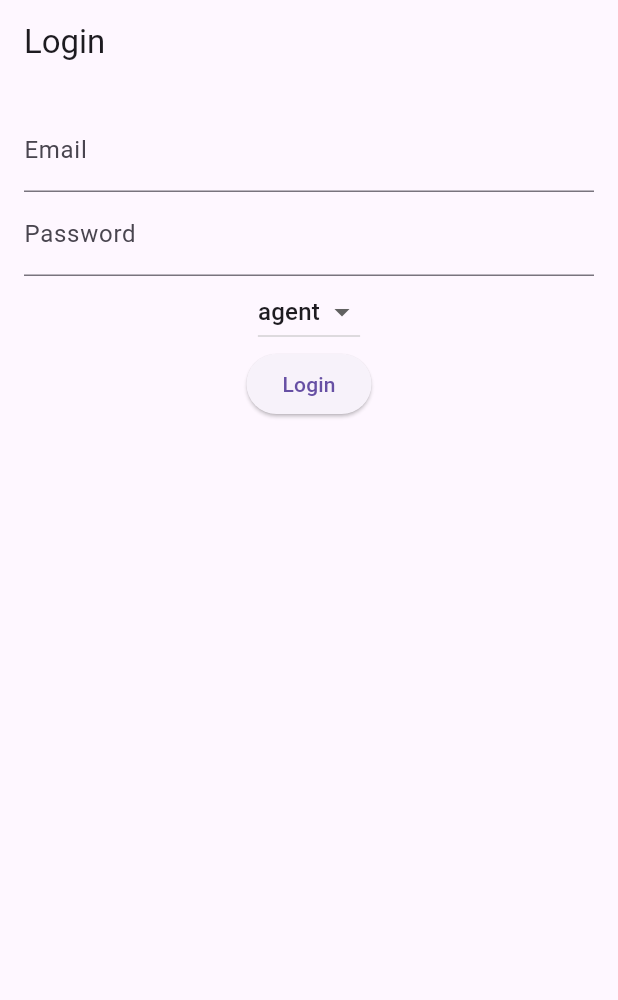
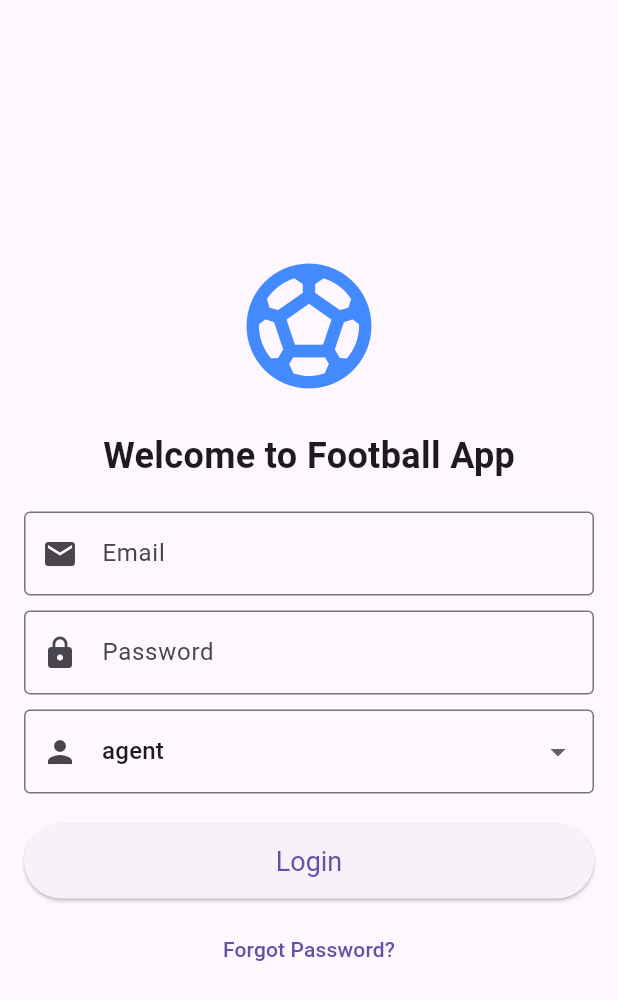
Before and after one commit to pkchaotic/football_app, a Flutter app: the screen it shows after launch, on a phone screen of 412 x 824 dp. Shown: the top 1000 px of the screen. Run offline on Flutter 3.47's test engine with Material 3 defaults, Android fonts, the phone set to English and light mode, and no system bars; our stand-ins replace sqflite; missing offline and left inert: flutter_radar_chart; accounts and stored records are empty; network calls fail; statements that could not run were skipped.

Commit message:
add some visual lifting for the app

```diff
--- a/lib/login_screen.dart
+++ b/lib/login_screen.dart
@@ -1,7 +1,7 @@
 import 'package:flutter/material.dart';
 import 'database_helper.dart';
-import 'agent_profile_screen.dart'; // Falls benötigt
-import 'coach_profile_screen.dart'; // Falls benötigt
+import 'agent_profile_screen.dart'; // Replace with actual path if needed
+import 'coach_profile_screen.dart'; // Replace with actual path if needed
 
 class LoginScreen extends StatefulWidget {
   @override
@@ -44,22 +44,52 @@ class _LoginScreenState extends State<LoginScreen> {
   @override
   Widget build(BuildContext context) {
     return Scaffold(
-      appBar: AppBar(title: Text('Login')),
-      body: Padding(
+      body: Center(
+        child: Padding(
           padding: const EdgeInsets.all(16.0),
+          child: SingleChildScrollView(
             child: Column(
+              mainAxisAlignment: MainAxisAlignment.center,
               children: [
+                Icon(
+                  Icons.sports_soccer,
+                  size: 100.0,
+                  color: Colors.blueAccent,
+                ),
+                SizedBox(height: 20.0),
+                Text(
+                  'Welcome to Football App',
+                  style: TextStyle(
+                    fontSize: 24.0,
+                    fontWeight: FontWeight.bold,
+                  ),
+                ),
+                SizedBox(height: 20.0),
                 TextField(
                   controller: emailController,
-              decoration: InputDecoration(labelText: 'Email'),
+                  decoration: InputDecoration(
+                    labelText: 'Email',
+                    border: OutlineInputBorder(),
+                    prefixIcon: Icon(Icons.email),
                   ),
+                ),
+                SizedBox(height: 10.0),
                 TextField(
                   controller: passwordController,
-              decoration: InputDecoration(labelText: 'Password'),
+                  decoration: InputDecoration(
+                    labelText: 'Password',
+                    border: OutlineInputBorder(),
+                    prefixIcon: Icon(Icons.lock),
+                  ),
                   obscureText: true,
                 ),
-            DropdownButton<String>(
+                SizedBox(height: 10.0),
+                DropdownButtonFormField<String>(
                   value: role,
+                  decoration: InputDecoration(
+                    border: OutlineInputBorder(),
+                    prefixIcon: Icon(Icons.person),
+                  ),
                   onChanged: (String? newValue) {
                     setState(() {
                       role = newValue!;
@@ -73,11 +103,25 @@ class _LoginScreenState extends State<LoginScreen> {
                     );
                   }).toList(),
                 ),
+                SizedBox(height: 20.0),
                 ElevatedButton(
                   onPressed: login,
                   child: Text('Login'),
+                  style: ElevatedButton.styleFrom(
+                    minimumSize: Size(double.infinity, 50),
+                    textStyle: TextStyle(fontSize: 18),
+                  ),
+                ),
+                SizedBox(height: 10.0),
+                TextButton(
+                  onPressed: () {
+                    // Implement the forgot password functionality
+                  },
+                  child: Text('Forgot Password?'),
                 ),
               ],
+            ),
+          ),
         ),
       ),
     );
```
Also changed, not shown: lib/agent_profile_screen.dart (+86 -73 lines), lib/coach_profile_screen.dart (+92 -85 lines), lib/player_detail_screen.dart (+33 -15 lines). Lines whose indentation alone changed are shown as unchanged.
